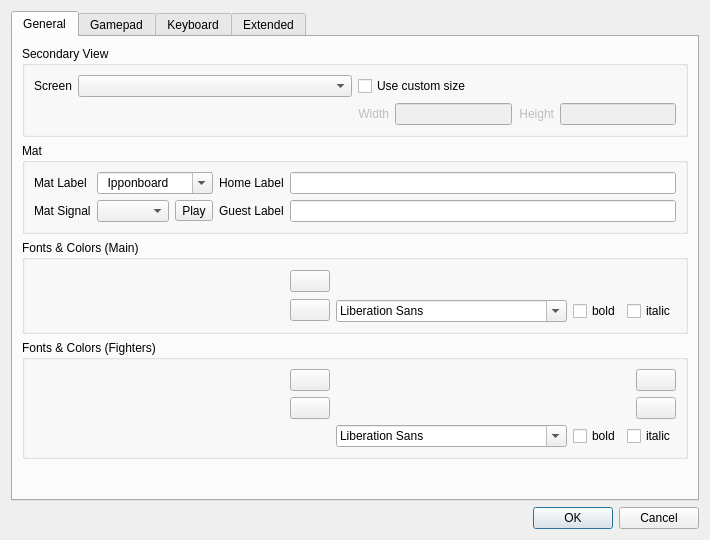
This is base/SettingsDlg.ui in fmuecke/Ipponboard as Qt 5 draws it before an edit. The edited form follows.
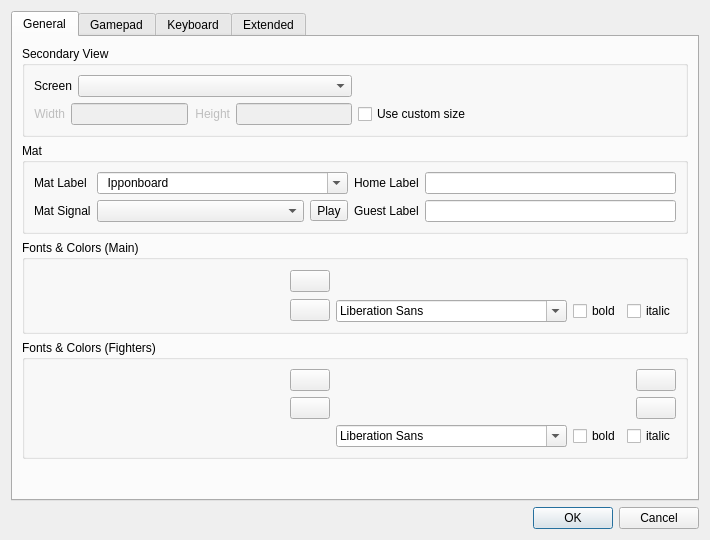
This is the edited form. Icons and pictures are not drawn. Custom widgets are drawn as their Qt base class.

Commit message: Correcting tab order on settings page

```diff
--- a/base/SettingsDlg.ui
+++ b/base/SettingsDlg.ui
@@ -73,23 +73,7 @@
             </item>
            </layout>
           </item>
-          <item row="0" column="1">
-           <widget class="QCheckBox" name="checkBox_secondary_view_custom_size">
-            <property name="toolTip">
-             <string notr="true"/>
-            </property>
-            <property name="layoutDirection">
-             <enum>Qt::LeftToRight</enum>
-            </property>
-            <property name="text">
-             <string>Use custom size</string>
-            </property>
-            <property name="checked">
-             <bool>false</bool>
-            </property>
-           </widget>
-          </item>
-          <item row="1" column="1">
+          <item row="1" column="0">
            <layout class="QHBoxLayout" name="horizontalLayout_9" stretch="0,1,0,1">
             <property name="spacing">
              <number>6</number>
@@ -190,6 +174,22 @@
             </item>
            </layout>
           </item>
+          <item row="1" column="1">
+           <widget class="QCheckBox" name="checkBox_secondary_view_custom_size">
+            <property name="toolTip">
+             <string notr="true"/>
+            </property>
+            <property name="layoutDirection">
+             <enum>Qt::LayoutDirection::LeftToRight</enum>
+            </property>
+            <property name="text">
+             <string>Use custom size</string>
+            </property>
+            <property name="checked">
+             <bool>false</bool>
+            </property>
+           </widget>
+          </item>
          </layout>
         </widget>
        </item>
@@ -204,7 +204,7 @@
          <property name="checkable">
           <bool>false</bool>
          </property>
-         <layout class="QGridLayout" name="gridLayout_3" rowstretch="0,0,0,0" columnstretch="0,0,0,0">
+         <layout class="QGridLayout" name="gridLayout_3" rowstretch="0,0,0,0" columnstretch="0,1,0,1">
           <item row="3" column="2">
            <widget class="QLabel" name="label_guest">
             <property name="toolTip">
```
Left out of the diff: 105 changed lines with no effect on the pictures.
